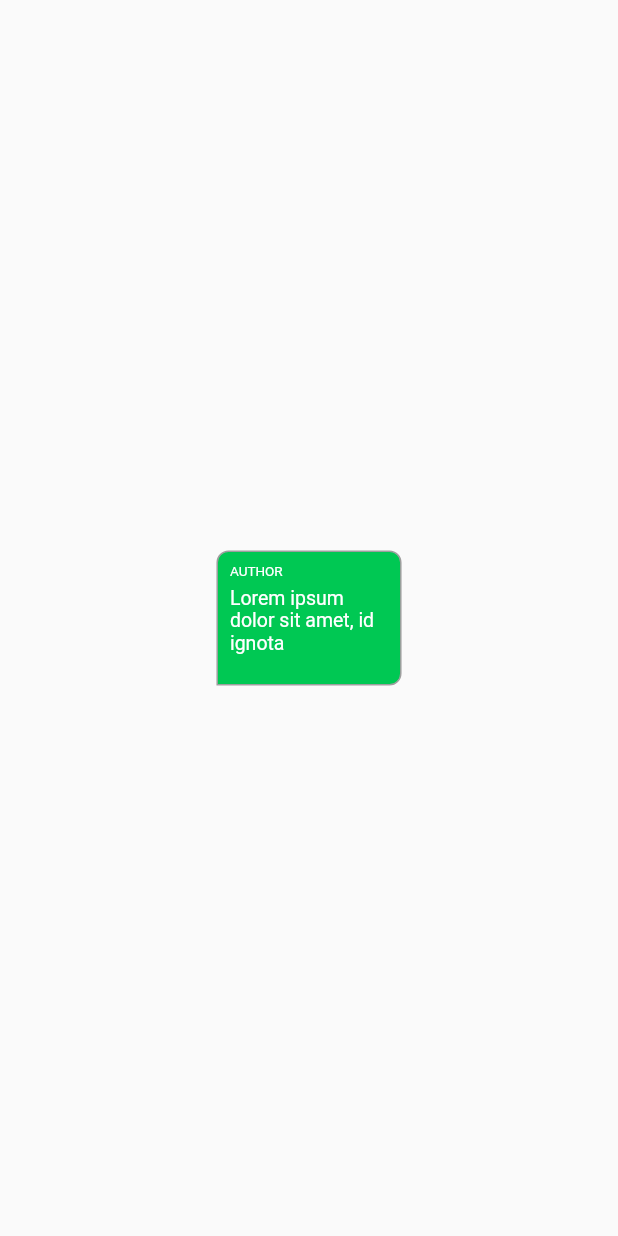
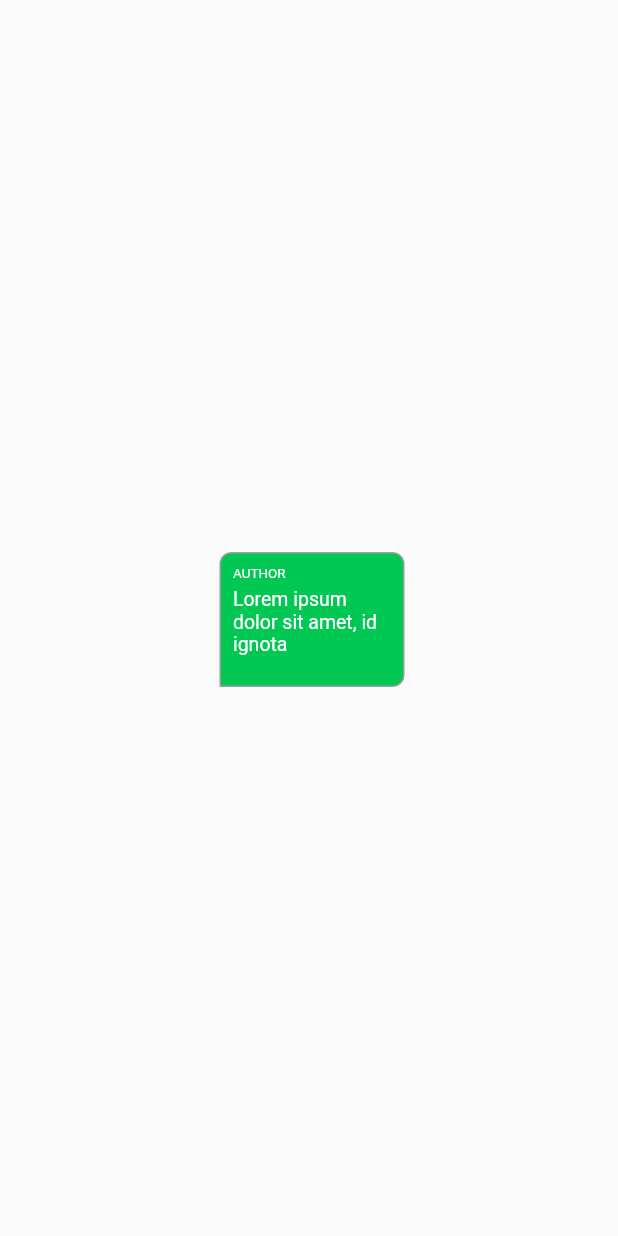
Before and after one commit to ImranSefat/nakatomi_test, a Flutter app: the SecondAttempt screen opened directly, on a phone screen of 412 x 824 dp. Run offline on Flutter 3.47's test engine with Material 2 defaults, Android fonts, the phone set to English and light mode, and no system bars.

Commit message:
margin fixed

```diff
--- a/nakatomi_test/lib/attempt_2.dart
+++ b/nakatomi_test/lib/attempt_2.dart
@@ -78,10 +78,10 @@ class _SecondAttemptState extends State<SecondAttempt> {
         child: Container(
           height: height,
           width: width,
-          // margin: EdgeInsets.only(
-          //   top: 88.0 - height,
-          //   left: 4.0,
-          // ),
+          margin: EdgeInsets.only(
+            top: 88.0 - height < 0 ? 2 : 88.0 - height,
+            left: 4.0,
+          ),
           padding: const EdgeInsets.all(8.0),
           constraints: const BoxConstraints(
             maxWidth: 198,
```
